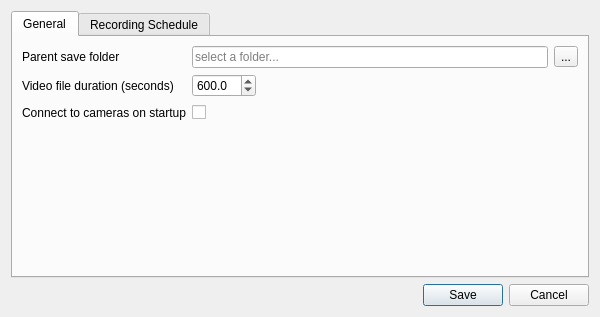
Qt form Source/IpFreelyPreferencesDialog.ui (dac1976/IP-Freely) before a commit.
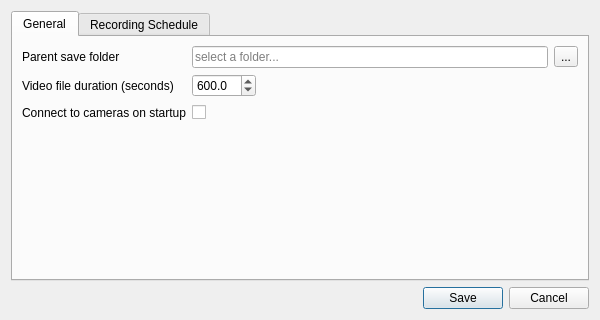
The same form after that commit.

Diff of the .ui file:
```diff
--- a/Source/IpFreelyPreferencesDialog.ui
+++ b/Source/IpFreelyPreferencesDialog.ui
@@ -7,19 +7,19 @@
     <x>0</x>
     <y>0</y>
     <width>600</width>
-    <height>317</height>
+    <height>320</height>
    </rect>
   </property>
   <property name="minimumSize">
    <size>
     <width>600</width>
-    <height>317</height>
+    <height>320</height>
    </size>
   </property>
   <property name="maximumSize">
    <size>
-    <width>600</width>
-    <height>317</height>
+    <width>16777215</width>
+    <height>16777215</height>
    </size>
   </property>
   <property name="font">
```
